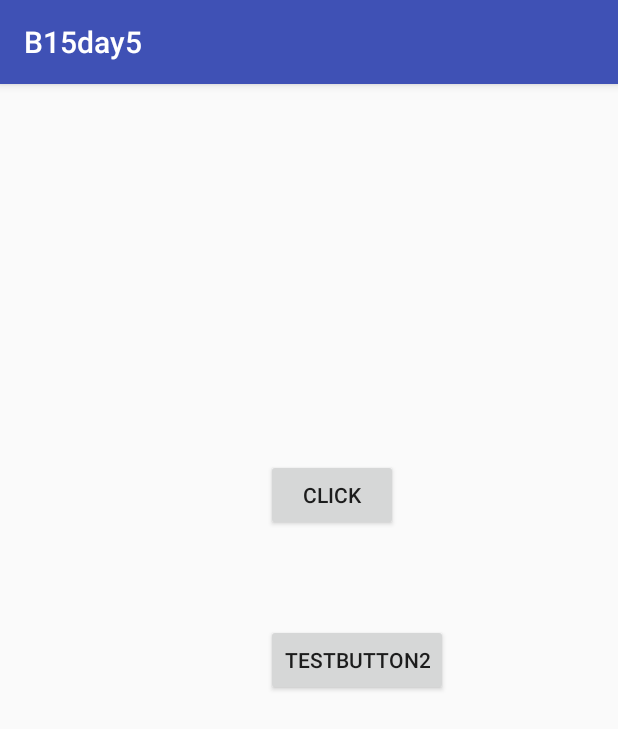
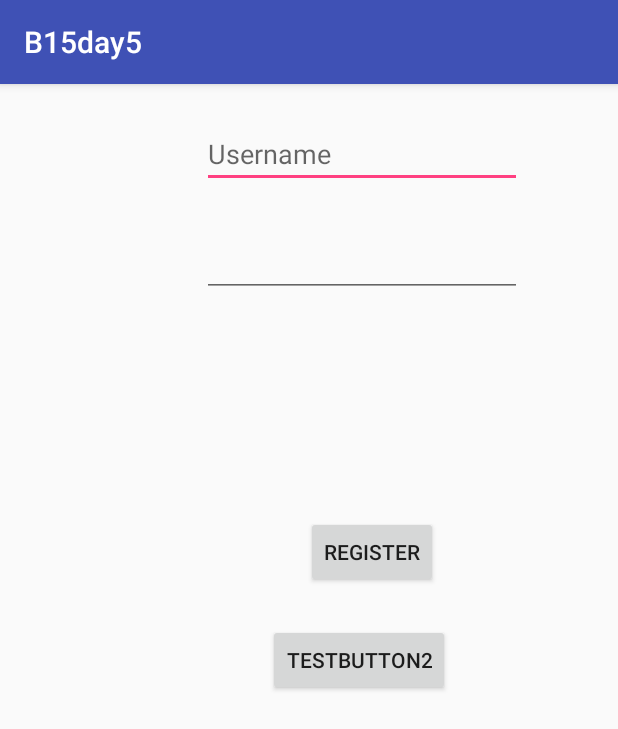
Before and after one commit to cjqszy/B15day5, an Android app: the screen it shows after launch (MainActivity), on a phone screen of 412 x 824 dp. Shown: the top 729 px of the screen. Run offline under Robolectric (Android 15) with nearby library versions, the phone set to English and light mode, and no system bars.

Commit message:
second commit

```diff
--- a/app/src/main/AndroidManifest.xml
+++ b/app/src/main/AndroidManifest.xml
@@ -16,6 +16,8 @@
                 <category android:name="android.intent.category.LAUNCHER" />
             </intent-filter>
         </activity>
+        <activity android:name=".Main2Activity" />
+        <activity android:name=".Main3Activity"></activity>
     </application>
 
 </manifest>
--- a/app/src/main/java/com/example/cln62/b15day5/MainActivity.java
+++ b/app/src/main/java/com/example/cln62/b15day5/MainActivity.java
@@ -1,9 +1,11 @@
 package com.example.cln62.b15day5;
 
+import android.content.Intent;
 import android.support.v7.app.AppCompatActivity;
 import android.os.Bundle;
 import android.view.View;
 import android.widget.Button;
+import android.widget.EditText;
 import android.widget.Toast;
 
 public class MainActivity extends AppCompatActivity {
@@ -12,17 +14,40 @@ public class MainActivity extends AppCompatActivity {
     Button myButton;
     Button myButton2;
 
+    EditText usernameEditText;
+    EditText passwordEditText;
+
     @Override
     protected void onCreate(Bundle savedInstanceState) {
         super.onCreate(savedInstanceState);
         setContentView(R.layout.activity_main);
 
         myButton = findViewById(R.id.button2);
+        usernameEditText = findViewById(R.id.editText);
+        passwordEditText = findViewById(R.id.editText2);
 
         myButton.setOnClickListener(new View.OnClickListener() {
             @Override
             public void onClick(View v) {
-                Toast.makeText(MainActivity.this, "BUTTON CLICKED", Toast.LENGTH_LONG).show();
+                String username = usernameEditText.getText().toString();
+                String password = passwordEditText.getText().toString();
+//                Toast.makeText(MainActivity.this, username, Toast.LENGTH_LONG).show();
+                /*if (!username.equals("abc")) {
+                    Toast.makeText(MainActivity.this, "wrong username, please input again", Toast.LENGTH_LONG).show();
+                }
+                else {
+                    if (!password.equals("123")) {
+                        Toast.makeText(MainActivity.this, "wrong password, please input again", Toast.LENGTH_SHORT).show();
+                    }
+                    else {
+                        Toast.makeText(MainActivity.this, "login in successful!", Toast.LENGTH_SHORT).show();
+                    }
+                }*/
+
+                Intent i = new Intent(MainActivity.this, Main2Activity.class);
+                i.putExtra("username", username);
+                i.putExtra("password", password);
+                startActivity(i);
             }
         });
 
--- a/app/src/main/res/layout/activity_main.xml
+++ b/app/src/main/res/layout/activity_main.xml
@@ -4,14 +4,16 @@
     xmlns:tools="http://schemas.android.com/tools"
     android:layout_width="match_parent"
     android:layout_height="match_parent"
-    tools:context=".MainActivity">
+    tools:context=".MainActivity"
+    tools:layout_editor_absoluteY="73dp">
 
     <Button
         android:id="@+id/button2"
         android:layout_width="wrap_content"
         android:layout_height="wrap_content"
-        android:layout_marginBottom="62dp"
-        android:text="Click"
+        android:layout_marginBottom="24dp"
+        android:layout_marginStart="25dp"
+        android:text="Register"
         app:layout_constraintBottom_toTopOf="@+id/button3"
         app:layout_constraintStart_toStartOf="@+id/button3" />
 
@@ -19,10 +21,32 @@
         android:id="@+id/button3"
         android:layout_width="wrap_content"
         android:layout_height="wrap_content"
-        android:layout_marginEnd="113dp"
+        android:layout_marginEnd="112dp"
         android:text="testButton2"
         app:layout_constraintBottom_toBottomOf="parent"
         app:layout_constraintEnd_toEndOf="parent"
         app:layout_constraintTop_toTopOf="parent" />
 
+    <EditText
+        android:id="@+id/editText"
+        android:layout_width="wrap_content"
+        android:layout_height="wrap_content"
+        android:layout_marginEnd="64dp"
+        android:layout_marginTop="24dp"
+        android:ems="10"
+        android:hint="Username"
+        android:inputType="textPersonName"
+        app:layout_constraintEnd_toEndOf="parent"
+        app:layout_constraintTop_toTopOf="parent" />
+
+    <EditText
+        android:id="@+id/editText2"
+        android:layout_width="wrap_content"
+        android:layout_height="wrap_content"
+        android:layout_marginTop="27dp"
+        android:ems="10"
+        android:inputType="textPassword"
+        app:layout_constraintStart_toStartOf="@+id/editText"
+        app:layout_constraintTop_toBottomOf="@+id/editText" />
+
 </android.support.constraint.ConstraintLayout>
```
Also changed, not shown: app/src/main/java/com/example/cln62/b15day5/Main2Activity.java (added, +48 -0 lines), app/src/main/java/com/example/cln62/b15day5/Main3Activity.java (added, +13 -0 lines), app/src/main/res/layout/activity_main2.xml (added, +47 -0 lines), app/src/main/res/layout/activity_main3.xml (added, +18 -0 lines).
